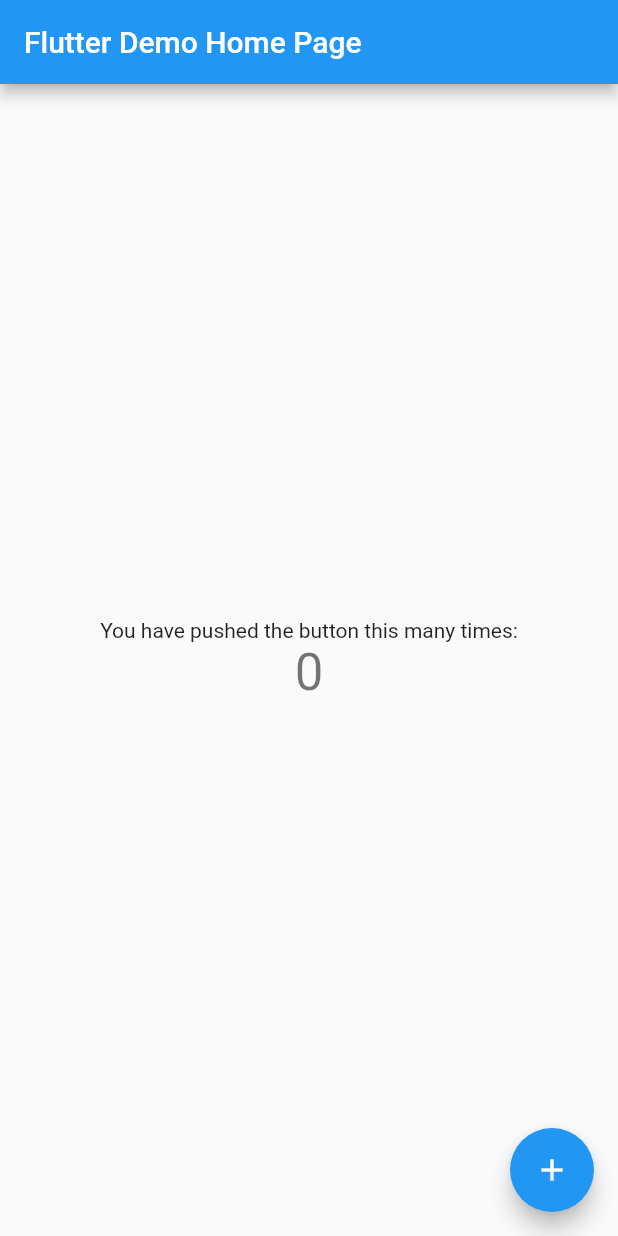
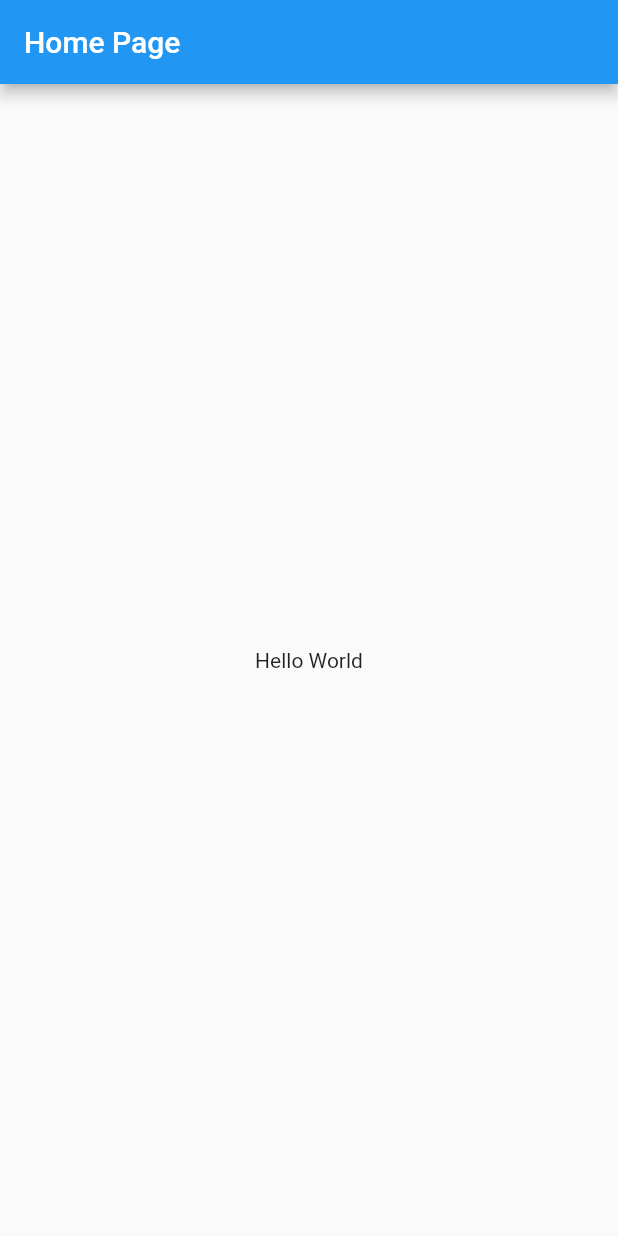
Before and after one commit to Kamilnaja/healthy-lines, a Flutter app: the screen it shows after launch, on a phone screen of 412 x 824 dp. Run offline on Flutter 3.47's test engine with Material 2 defaults, Android fonts, the phone set to English and light mode, and no system bars.

Commit message:
chainging main file

```diff
--- a/lib/main.dart
+++ b/lib/main.dart
@@ -1,115 +1,20 @@
 import 'package:flutter/material.dart';
 
-void main() {
-  runApp(const MyApp());
-}
+void main() => runApp(const HelloWorld());
 
-class MyApp extends StatelessWidget {
-  const MyApp({Key? key}) : super(key: key);
+class HelloWorld extends StatelessWidget {
+  const HelloWorld({Key? key}) : super(key: key);
 
-  // This widget is the root of your application.
   @override
   Widget build(BuildContext context) {
     return MaterialApp(
-      title: 'Flutter Demo',
-      theme: ThemeData(
-        // This is the theme of your application.
-        //
-        // Try running your application with "flutter run". You'll see the
-        // application has a blue toolbar. Then, without quitting the app, try
-        // changing the primarySwatch below to Colors.green and then invoke
-        // "hot reload" (press "r" in the console where you ran "flutter run",
-        // or simply save your changes to "hot reload" in a Flutter IDE).
-        // Notice that the counter didn't reset back to zero; the application
-        // is not restarted.
-        primarySwatch: Colors.blue,
-      ),
-      home: const MyHomePage(title: 'Flutter Demo Home Page'),
-    );
+        title: 'First App',
+        home: Scaffold(
+            appBar: AppBar(
+              title: const Text('Home Page'),
+            ),
+            body: const Center(
+              child: Text('Hello World'),
+            )));
   }
 }
-
-class MyHomePage extends StatefulWidget {
-  const MyHomePage({Key? key, required this.title}) : super(key: key);
-
-  // This widget is the home page of your application. It is stateful, meaning
-  // that it has a State object (defined below) that contains fields that affect
-  // how it looks.
-
-  // This class is the configuration for the state. It holds the values (in this
-  // case the title) provided by the parent (in this case the App widget) and
-  // used by the build method of the State. Fields in a Widget subclass are
-  // always marked "final".
-
-  final String title;
-
-  @override
-  State<MyHomePage> createState() => _MyHomePageState();
-}
-
-class _MyHomePageState extends State<MyHomePage> {
-  int _counter = 0;
-
-  void _incrementCounter() {
-    setState(() {
-      // This call to setState tells the Flutter framework that something has
-      // changed in this State, which causes it to rerun the build method below
-      // so that the display can reflect the updated values. If we changed
-      // _counter without calling setState(), then the build method would not be
-      // called again, and so nothing would appear to happen.
-      _counter++;
-    });
-  }
-
-  @override
-  Widget build(BuildContext context) {
-    // This method is rerun every time setState is called, for instance as done
-    // by the _incrementCounter method above.
-    //
-    // The Flutter framework has been optimized to make rerunning build methods
-    // fast, so that you can just rebuild anything that needs updating rather
-    // than having to individually change instances of widgets.
-    return Scaffold(
-      appBar: AppBar(
-        // Here we take the value from the MyHomePage object that was created by
-        // the App.build method, and use it to set our appbar title.
-        title: Text(widget.title),
-      ),
-      body: Center(
-        // Center is a layout widget. It takes a single child and positions it
-        // in the middle of the parent.
-        child: Column(
-          // Column is also a layout widget. It takes a list of children and
-          // arranges them vertically. By default, it sizes itself to fit its
-          // children horizontally, and tries to be as tall as its parent.
-          //
-          // Invoke "debug painting" (press "p" in the console, choose the
-          // "Toggle Debug Paint" action from the Flutter Inspector in Android
-          // Studio, or the "Toggle Debug Paint" command in Visual Studio Code)
-          // to see the wireframe for each widget.
-          //
-          // Column has various properties to control how it sizes itself and
-          // how it positions its children. Here we use mainAxisAlignment to
-          // center the children vertically; the main axis here is the vertical
-          // axis because Columns are vertical (the cross axis would be
-          // horizontal).
-          mainAxisAlignment: MainAxisAlignment.center,
-          children: <Widget>[
-            const Text(
-              'You have pushed the button this many times:',
-            ),
-            Text(
-              '$_counter',
-              style: Theme.of(context).textTheme.headline4,
-            ),
-          ],
-        ),
-      ),
-      floatingActionButton: FloatingActionButton(
-        onPressed: _incrementCounter,
-        tooltip: 'Increment',
-        child: const Icon(Icons.add),
-      ), // This trailing comma makes auto-formatting nicer for build methods.
-    );
-  }
-}
```
